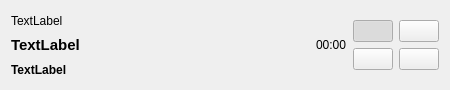
First picture: the form in taskwidget.ui, repository jorge-barroso/harvesttimer-qt, before the edit.
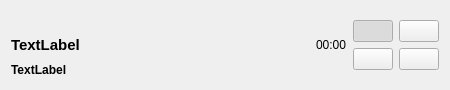
Second picture: the form after the edit. Icons and pictures are not drawn.

```diff
--- a/taskwidget.ui
+++ b/taskwidget.ui
@@ -35,18 +35,6 @@
      </property>
     </widget>
    </item>
-   <item row="0" column="0">
-    <widget class="QLabel" name="organization_label">
-     <property name="font">
-      <font>
-       <pointsize>9</pointsize>
-      </font>
-     </property>
-     <property name="text">
-      <string>TextLabel</string>
-     </property>
-    </widget>
-   </item>
    <item row="2" column="0">
     <widget class="QLabel" name="task_name_label">
      <property name="font">
```
Left out of the diff: 2 changed lines with no effect on the pictures.
